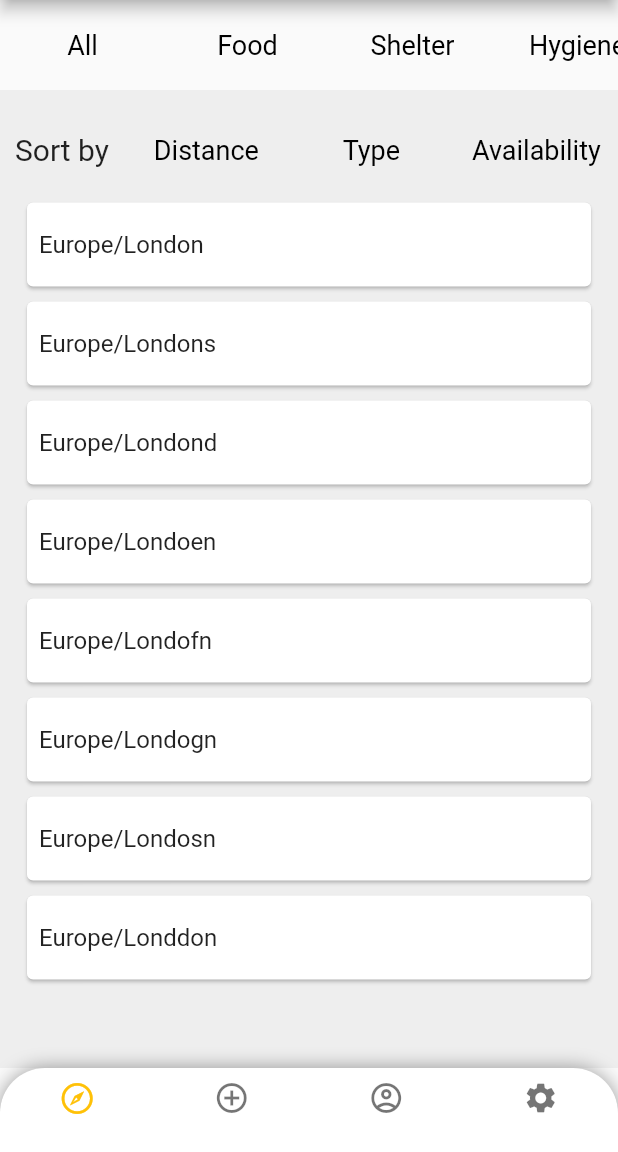
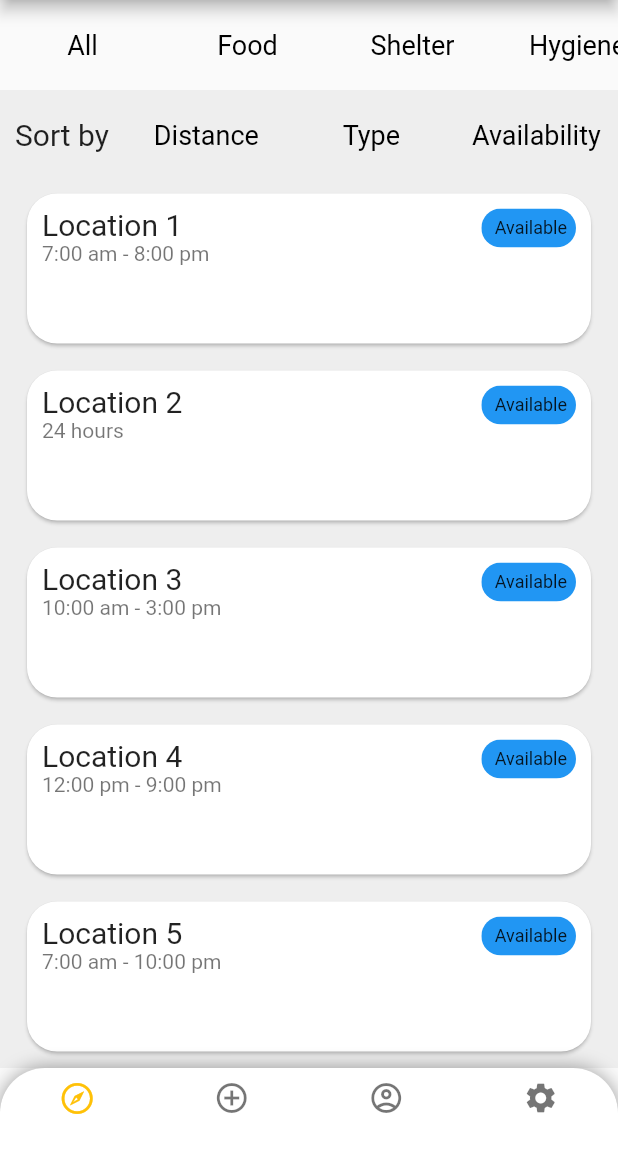
Before and after one commit to storm1486/wyam_app, a Flutter app: the screen it shows after launch, on a phone screen of 412 x 824 dp, the part 84-1236 px from its top. Run offline on Flutter 3.47's test engine with Material 2 defaults, Android fonts, the phone set to English and light mode, and no system bars.

Commit message:
Updated Visual of Locations cards on Home.dart

```diff
--- a/lib/main.dart
+++ b/lib/main.dart
@@ -2,6 +2,7 @@ import 'package:flutter/material.dart';
 import 'package:wyam_app/pages/applications.dart';
 import 'package:wyam_app/pages/home.dart';
 import 'package:wyam_app/services/bottomNavigator.dart';
+import 'package:wyam_app/services/searchBar.dart';
 
 void main() => runApp(MaterialApp(
  initialRoute: '/',
@@ -9,6 +10,9 @@ void main() => runApp(MaterialApp(
   '/': (context) => const BottomNavigator(),
   '/home': (context) => const Home(),
   '/applications': (context) => const Applications(),
+  '/search': (context) => const Search(),
   // '/location': (context) => const ChooseLocation(),
  },
+
+
 ));
--- a/lib/pages/applications.dart
+++ b/lib/pages/applications.dart
@@ -1,5 +1,4 @@
 import 'package:flutter/material.dart';
-
 import '../services/searchBar.dart';
 
 class Applications extends StatefulWidget {
@@ -32,7 +31,7 @@ class _ApplicationsState extends State<Applications> with TickerProviderStateMix
 
     // Create an AnimationController for the rotation animation
     _controller = AnimationController(
-      duration: Duration(milliseconds: 200),
+      duration: const Duration(milliseconds: 200),
       vsync: this, // Using TickerProviderStateMixin for animation
     );
 
@@ -66,14 +65,15 @@ class _ApplicationsState extends State<Applications> with TickerProviderStateMix
 
   @override
   Widget build(BuildContext context) {
-    return SingleChildScrollView(
+    return Scaffold(
+      body: SingleChildScrollView(
         child: Column(
           children: [
             const SafeArea(child: Search()), //Search Bar at the top of the page
             InkWell(
               onTap: _toggleDropdown, // Trigger dropdown visibility on tap
               child: Container(
-              padding: EdgeInsets.fromLTRB(20, 10, 0, 0),
+                padding: const EdgeInsets.fromLTRB(20, 10, 0, 0),
                 child: Row(
                   mainAxisAlignment: MainAxisAlignment.start,
                   children: [
@@ -168,8 +168,9 @@ class _ApplicationsState extends State<Applications> with TickerProviderStateMix
                   Icon(Icons.keyboard_arrow_right, color: Colors.blue[900], size: 35.0,)
                 ],
               ),
-          )
+            ),
           ],
+        ),
       ),
     );
   }
--- a/lib/pages/home.dart
+++ b/lib/pages/home.dart
@@ -16,7 +16,7 @@ class _HomeState extends State<Home> {
   @override
   Widget build(BuildContext context) {
     return const Scaffold(
-        body: Column(
+        body:Column(
               mainAxisAlignment: MainAxisAlignment.start,
               children: [
                 SafeArea(child: Search()),
--- a/lib/services/amenities.dart
+++ b/lib/services/amenities.dart
@@ -2,11 +2,12 @@ class Amenities {
   late String location; //location name for the UI
   late String hours; // the time they are open
   late String image; // url to an asset for the image displayed on the card
-  late String url;// location url for api endpoint
+  late String url; // location url for api endpoint
 
 
 Amenities({required this.location, required this.hours, required this.image});
 
 // required this.url
+// required this.availability
 
 }
--- a/lib/services/bottomNavigator.dart
+++ b/lib/services/bottomNavigator.dart
@@ -16,10 +16,10 @@ class BottomNavigator extends StatefulWidget {
 class _BottomNavigatorState extends State<BottomNavigator> {
   int currentIndex = 0;
   final pages = [
-    Home(),
-    Applications(),
-    Chat(),
-    Settings()
+    const Home(),
+    const Applications(),
+    const Chat(),
+    const Settings()
   ];
 
   @override
--- a/lib/services/choose_location.dart
+++ b/lib/services/choose_location.dart
@@ -13,14 +13,14 @@ class _ChooseLocationState extends State<ChooseLocation> {
 
 
   List<Amenities> locations = [
-    Amenities(location: 'Europe/London', hours: 'London', image: '1.png'),
-    Amenities(location: 'Europe/Londons', hours: 'Londons', image: 'south_korea.png'),
-    Amenities(location: 'Europe/Londond', hours: 'Londond', image: '1.png'),
-    Amenities(location: 'Europe/Londoen', hours: 'Londoen', image: 'uk.png'),
-    Amenities(location: 'Europe/Londofn', hours: 'Londofn', image: '1.png'),
-    Amenities(location: 'Europe/Londogn', hours: 'Londogn', image: 'usa.png'),
-    Amenities(location: 'Europe/Londosn', hours: 'Londosn', image: 'south_korea.png'),
-    Amenities(location: 'Europe/Londdon', hours: 'Londdon', image: '1.png'),
+    Amenities(location: 'Location 1', hours: '7:00 am - 8:00 pm', image: '1.png'),
+    Amenities(location: 'Location 2', hours: '24 hours', image: 'south_korea.png'),
+    Amenities(location: 'Location 3', hours: '10:00 am - 3:00 pm', image: '1.png'),
+    Amenities(location: 'Location 4', hours: '12:00 pm - 9:00 pm', image: 'uk.png'),
+    Amenities(location: 'Location 5', hours: '7:00 am - 10:00 pm', image: '1.png'),
+    Amenities(location: 'Location 6', hours: '5:00 am - 2:00 am', image: 'usa.png'),
+    Amenities(location: 'Location 7', hours: '2:00 pm - 11:00 pm', image: 'south_korea.png'),
+    Amenities(location: 'Location 8', hours: '1:00 pm - 5:00 pm', image: '1.png'),
   ];
 
   @override
@@ -35,7 +35,7 @@ class _ChooseLocationState extends State<ChooseLocation> {
                     mainAxisAlignment: MainAxisAlignment.spaceEvenly,
                     children: [
                       Padding(
-                        padding: EdgeInsets.fromLTRB(10.0, 10.0, 0, 0),
+                        padding: EdgeInsets.fromLTRB(10.0, 0, 0, 0),
                         child: Text(
                             'Sort by',
                             style: TextStyle(fontSize: 20.0),
@@ -43,7 +43,7 @@ class _ChooseLocationState extends State<ChooseLocation> {
                       ),
                       Expanded(
                         child: Padding(
-                          padding: EdgeInsets.fromLTRB(10.0, 10.0, 10.0, 0),
+                          padding: EdgeInsets.fromLTRB(10.0, 0, 10.0, 0),
                           child: HorizontalScroller(
                             //ways to sort the location list
                                 items: [
@@ -62,9 +62,17 @@ class _ChooseLocationState extends State<ChooseLocation> {
                           itemCount: locations.length,
                           itemBuilder: (context, index) {
                             return Padding(
-                              padding: const EdgeInsets.symmetric(vertical: 1.0, horizontal: 4.0),
+                              padding: const EdgeInsets.symmetric(vertical: 5.0, horizontal: 4.0),
                                 child: Card(
-                                  child: Container(
+                                  shape: RoundedRectangleBorder(
+                                    borderRadius: BorderRadius.circular(20)
+                                  ),
+                                  child: ClipRRect(
+                                    borderRadius: BorderRadius.circular(20),
+                                    child: Stack(
+                                      children: [
+                                        Container(
+                                        height: 100,
                                           // background image for each card
                                           // decoration: BoxDecoration(
                                           //   image: DecorationImage(
@@ -77,16 +85,45 @@ class _ChooseLocationState extends State<ChooseLocation> {
                                           //   ),
                                           // ),
                                         child: ListTile(
+                                          shape: RoundedRectangleBorder(
+                                              borderRadius: BorderRadius.circular(20)
+                                            ),
                                           onTap: () {},
+
                                           title: Padding(
-                                          padding: const EdgeInsets.all(8.0),
-                                          child: Text(locations[index].location),
+                                            padding: const EdgeInsets.fromLTRB(10, 5, 0, 0),
+                                            child: Text(locations[index].location, style: TextStyle(fontSize: 20)),
+                                            ),
+                                          subtitle: Padding(
+                                            padding: const EdgeInsets.fromLTRB(10, 0, 0, 0),
+                                            child: Column(
+                                              crossAxisAlignment: CrossAxisAlignment.start,
+                                              children: [
+                                                // Text(locations[index].address),
+                                                // Text(locations[index].distance),
+                                                Text(locations[index].hours),
+                                              ],
+                                            ),
                                           ),
                                           tileColor: Colors.transparent,
                                           contentPadding: EdgeInsets.zero,
-                                        // leading: CircleAvatar(
-                                        //   backgroundImage: AssetImage('assets/${locations[index].flag}'),
-                                        // )
+                                        ),
+                                      ),
+                                        Positioned(
+                                          top: 10,
+                                          right: 10,
+                                          child: ClipRRect(
+                                            borderRadius: BorderRadius.circular(20),
+                                            child: Container(
+                                              color: Colors.blue,
+                                              child: const Padding(
+                                                padding: EdgeInsets.all(6.0),
+                                                child: Text(" Available", style: TextStyle(fontSize: 12),),
+                                              ),
+                                            ),
+                                          ),
+                                        ),
+                                    ],
                                     ),
                                   ),
                                 ),
--- a/lib/services/searchBar.dart
+++ b/lib/services/searchBar.dart
@@ -9,6 +9,7 @@ class Search extends StatefulWidget {
 }
 
 class _SearchState extends State<Search> {
+
   @override
   Widget build(BuildContext context) {
     return AppBar(
@@ -42,6 +43,7 @@ class _SearchState extends State<Search> {
         actions: [
           IconButton(
               onPressed: () {
+                  Navigator.pushReplacementNamed(context,'/applications');
               },
               icon: const Icon(Icons.edit)
           ),
```
Also changed, not shown: 8 other files. Lines whose indentation alone changed are shown as unchanged.
